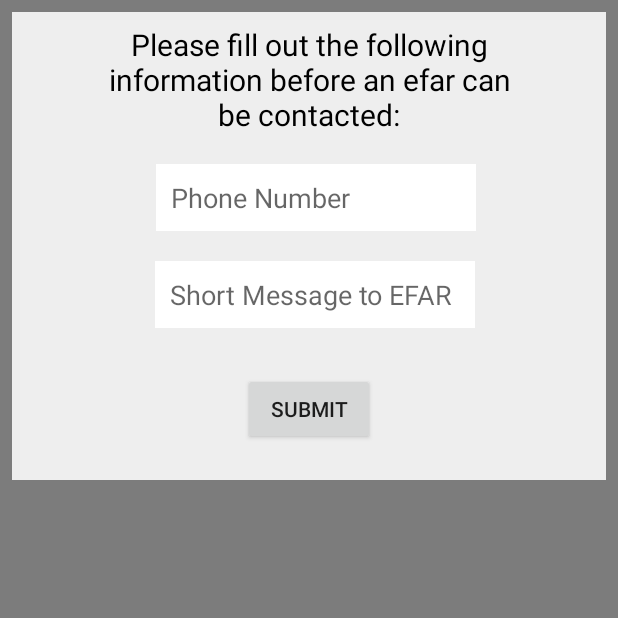
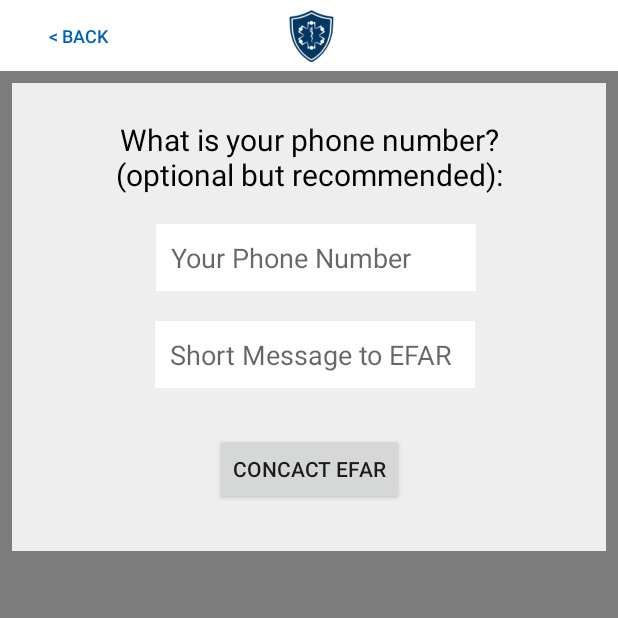
Before and after one commit to Mackatttack123/efar, an Android app: the PatientInfoActivity screen opened directly, with no data from a screen before it, on a phone screen of 412 x 824 dp, the top half of it. Run offline under Robolectric (Android 15) with nearby library versions, the phone set to English and light mode, and no system bars; our stand-ins replace Firebase (no records; nobody signed in at launch, a user with empty details on screens opened directly).

Commit message:
updated patient info screen

```diff
--- a/app/src/main/java/com/southafricaproject/efar/EFARMainTabAll.java
+++ b/app/src/main/java/com/southafricaproject/efar/EFARMainTabAll.java
@@ -279,6 +279,36 @@ public class EFARMainTabAll extends Fragment{
             }
         }, 30 * 1000 );
 
+        /*if (savedInstanceState == null) {
+            Bundle extras = getActivity().getIntent().getExtras();
+            if(extras == null)
+            {
+                //Cry about not being clicked on
+            }
+            //notification sent them here
+            else if (extras.getBoolean("NotiClick"))
+            {
+                String notificationMessage = extras.getString("NotiMesssage");
+                Log.wtf("NOTIFICATION MESSAGE", notificationMessage);
+                for(int i = 0; i < emergenecyArray.size(); i++){
+                    Emergency emergency = emergenecyArray.get(i);
+                    Log.wtf("E MESSAGE", emergency.getInfo().toString());
+                    if(notificationMessage.equals(emergency.getInfo().toString())){
+                        launchEmergencyInfoScreen(emergency.getCreationDate(),
+                                emergency.getLatitude().toString(),
+                                emergency.getLongitude().toString(),
+                                emergency.getAddress(),
+                                emergency.getPhone(),
+                                emergency.getInfo(),
+                                emergency.getRespondingEfar(),
+                                emergency.getKey(),
+                                emergency.getState());
+                    }
+                }
+            }
+
+        }*/
+
         return rootView;
     }
 
--- a/app/src/main/java/com/southafricaproject/efar/MyFirebaseMessagingService.java
+++ b/app/src/main/java/com/southafricaproject/efar/MyFirebaseMessagingService.java
@@ -42,7 +42,9 @@ public class MyFirebaseMessagingService extends FirebaseMessagingService {
             // message, here is where that should be initiated.
             Log.d(TAG, "From: " + remoteMessage.getFrom());
             Log.d(TAG, "Notification Message Body: " + remoteMessage.getData().get("body"));
-            Intent intent = new Intent(this, PatientMainActivity.class);
+            Intent intent = new Intent(this, EFARMainActivityTabbed.class);
+            //intent.putExtra("NotiClick",true);
+            //intent.putExtra("NotiMesssage",remoteMessage.getData().get("body").replace("Patient Message: ", ""));
             intent.setFlags(Intent.FLAG_ACTIVITY_CLEAR_TOP);
             PendingIntent pendingIntent = PendingIntent.getActivity(this, 0, intent, PendingIntent.FLAG_ONE_SHOT);
             NotificationCompat.Builder notificationBuilder = new NotificationCompat.Builder(this);
--- a/app/src/main/java/com/southafricaproject/efar/PatientInfoActivity.java
+++ b/app/src/main/java/com/southafricaproject/efar/PatientInfoActivity.java
@@ -1,6 +1,7 @@
 package com.southafricaproject.efar;
 
 import android.app.AlertDialog;
+import android.content.Intent;
 import android.os.Bundle;
 import android.app.Activity;
 import android.content.Context;
@@ -73,6 +74,17 @@ public class PatientInfoActivity extends AppCompatActivity {
         if(!gps.canGetLocation()){
             gps.showSettingsAlert();
         }
+
+        //button to get back to patient screen
+        Button backButton = (Button) findViewById(R.id.info_back_button);
+
+        backButton.setOnClickListener(new View.OnClickListener() {
+            @Override
+            public void onClick(View view) {
+                launchPatientScreen();
+                finish();
+            }
+        });
 
         //TextView userInfoScreenUpdate = (TextView) findViewById(R.id.user_update_info_screen);
         //userInfoScreenUpdate.setText("An EFAR will be contacted once you fill in this information:");
@@ -159,4 +171,11 @@ public class PatientInfoActivity extends AppCompatActivity {
         super.onPause();
         overridePendingTransition(0, 0);
     }
+
+    // Starts up launchEfarScreen screen
+    private void launchPatientScreen() {
+        Intent toPatientScreen = new Intent(this, PatientMainActivity.class);
+        startActivity(toPatientScreen);
+        finish();
+    }
 }
--- a/app/src/main/res/layout/activity_efarmain_tabbed.xml
+++ b/app/src/main/res/layout/activity_efarmain_tabbed.xml
@@ -9,11 +9,8 @@
                                                  tools:context="com.southafricaproject.efar.EFARMainActivityTabbed">
 
     <android.support.constraint.ConstraintLayout
-        android:layout_width="match_parent"
+        android:layout_width="0dp"
         android:layout_height="wrap_content"
-        android:layout_marginLeft="0dp"
-        android:layout_marginRight="0dp"
-        android:layout_marginTop="0dp"
         android:background="#d3dee7"
         app:layout_constraintLeft_toLeftOf="parent"
         app:layout_constraintRight_toRightOf="parent"
@@ -79,14 +76,10 @@
         android:id="@+id/container"
         android:layout_width="0dp"
         android:layout_height="0dp"
-        android:layout_marginBottom="0dp"
-        android:layout_marginLeft="0dp"
         app:layout_behavior="@string/appbar_scrolling_view_behavior"
         app:layout_constraintBottom_toTopOf="@+id/appbar"
         app:layout_constraintLeft_toLeftOf="parent"
-        android:layout_marginTop="0dp"
         app:layout_constraintTop_toBottomOf="@+id/constraintLayout"
-        android:layout_marginRight="0dp"
         app:layout_constraintRight_toRightOf="parent"
         app:layout_constraintHorizontal_bias="0.0"
         app:layout_constraintVertical_bias="0.0"/>
@@ -97,12 +90,10 @@
         android:layout_height="wrap_content"
         android:background="#ffffff"
         android:backgroundTint="#ffffff"
-        android:layout_marginLeft="0dp"
         app:layout_constraintLeft_toLeftOf="parent"
-        android:layout_marginRight="0dp"
         app:layout_constraintRight_toRightOf="parent"
         app:layout_constraintBottom_toBottomOf="parent"
-        android:layout_marginBottom="0dp">
+        >
 
         <android.support.design.widget.TabLayout
             android:id="@+id/tabs"
--- a/app/src/main/res/layout/activity_patient_info.xml
+++ b/app/src/main/res/layout/activity_patient_info.xml
@@ -7,76 +7,114 @@
     android:layout_width="match_parent"
     android:layout_height="match_parent">
 
+    <ImageView
+        android:id="@+id/imageView13"
+        android:layout_width="0dp"
+        android:layout_height="47dp"
+        android:background="#ffffff"
+        app:layout_constraintHorizontal_bias="0.6"
+        app:layout_constraintLeft_toLeftOf="parent"
+        app:layout_constraintRight_toRightOf="parent"
+        app:layout_constraintTop_toTopOf="parent"/>
+
+    <ImageView
+        android:id="@+id/imageView14"
+        android:layout_width="45dp"
+        android:layout_height="39dp"
+        android:layout_marginLeft="8dp"
+        android:layout_marginRight="8dp"
+        android:layout_marginTop="4dp"
+        app:layout_constraintHorizontal_bias="0.501"
+        app:layout_constraintLeft_toLeftOf="parent"
+        app:layout_constraintRight_toRightOf="parent"
+        app:layout_constraintTop_toTopOf="parent"
+        app:srcCompat="@drawable/efar_logo_white"
+        android:layout_marginStart="8dp"
+        android:layout_marginEnd="8dp"/>
+
+    <Button
+        android:id="@+id/info_back_button"
+        style="@style/Widget.AppCompat.Button.Borderless"
+        android:layout_width="wrap_content"
+        android:layout_height="wrap_content"
+        android:layout_marginLeft="8dp"
+        android:layout_marginStart="8dp"
+        android:text="@string/back_button"
+        android:textColor="#0060ba"
+        android:textSize="12dp"
+        app:layout_constraintLeft_toLeftOf="parent"
+        app:layout_constraintTop_toTopOf="parent"/>
 
     <ImageView
         android:id="@+id/imageView10"
-        android:layout_width="0sp"
-        android:layout_height="312sp"
-        android:layout_marginLeft="8sp"
-        android:layout_marginRight="8sp"
-        android:layout_marginTop="8sp"
+        android:layout_width="0dp"
+        android:layout_height="312dp"
+        android:layout_marginLeft="8dp"
+        android:layout_marginRight="8dp"
+        android:layout_marginTop="8dp"
         android:background="#eeeeee"
         app:layout_constraintLeft_toLeftOf="parent"
         app:layout_constraintRight_toRightOf="parent"
-        app:layout_constraintTop_toTopOf="parent"
-        android:layout_marginStart="8sp"
-        android:layout_marginEnd="8sp"/>
+        android:layout_marginStart="8dp"
+        android:layout_marginEnd="8dp"
+        app:layout_constraintHorizontal_bias="0.0"
+        app:layout_constraintTop_toBottomOf="@+id/imageView13"/>
 
     <TextView
         android:id="@+id/user_update_info_screen"
-        android:layout_width="294sp"
+        android:layout_width="294dp"
         android:layout_height="wrap_content"
         android:layout_centerHorizontal="true"
-        android:layout_marginLeft="20sp"
-        android:layout_marginRight="20sp"
-        android:layout_marginTop="16sp"
-        android:text="Please fill out the following information before an efar can be contacted:"
+        android:layout_marginLeft="20dp"
+        android:layout_marginRight="20dp"
+        android:layout_marginTop="24dp"
+        android:text="What is your phone number? (optional but recommended):"
         android:textAlignment="center"
         android:textColor="#000000"
-        android:textSize="20sp"
+        android:textSize="20dp"
         app:layout_constraintLeft_toLeftOf="parent"
         app:layout_constraintRight_toRightOf="parent"
-        app:layout_constraintTop_toTopOf="parent"
-        android:layout_marginStart="20sp"
-        android:layout_marginEnd="20sp"/>
+        app:layout_constraintTop_toTopOf="@+id/imageView10"
+        android:layout_marginStart="20dp"
+        android:layout_marginEnd="20dp"/>
 
 
     <EditText
+        android:id="@+id/patient_phone_number"
         android:layout_width="wrap_content"
         android:layout_height="wrap_content"
+        android:layout_centerHorizontal="true"
+        android:layout_marginEnd="8dp"
+        android:layout_marginLeft="8dp"
+        android:layout_marginRight="8dp"
+        android:layout_marginStart="16dp"
+        android:layout_marginTop="19dp"
+        android:background="#FFFFFF"
+        android:ems="10"
+        android:hint="Your Phone Number"
         android:inputType="phone"
-    android:ems="10"
-    android:id="@+id/patient_phone_number"
-    android:hint="@string/Phone_Number"
-    android:layout_centerHorizontal="true"
-    android:background="#FFFFFF"
-    android:padding="10sp"
         android:maxLength="14"
-    android:layout_marginLeft="8sp"
+        android:padding="10dp"
+        app:layout_constraintHorizontal_bias="0.503"
         app:layout_constraintLeft_toLeftOf="parent"
-    android:layout_marginTop="19sp"
-    app:layout_constraintTop_toBottomOf="@+id/user_update_info_screen"
-    android:layout_marginRight="8sp"
         app:layout_constraintRight_toRightOf="parent"
-    android:layout_marginStart="16sp"
-    android:layout_marginEnd="8sp"
-    app:layout_constraintHorizontal_bias="0.504"/>
+        app:layout_constraintTop_toBottomOf="@+id/user_update_info_screen"/>
 
     <EditText
         android:id="@+id/patient_other_info"
         android:layout_width="wrap_content"
         android:layout_height="wrap_content"
         android:layout_centerHorizontal="true"
-        android:layout_marginEnd="8sp"
-        android:layout_marginLeft="8sp"
-        android:layout_marginRight="8sp"
-        android:layout_marginStart="16sp"
-        android:layout_marginTop="20sp"
+        android:layout_marginEnd="8dp"
+        android:layout_marginLeft="8dp"
+        android:layout_marginRight="8dp"
+        android:layout_marginStart="16dp"
+        android:layout_marginTop="20dp"
         android:background="#FFFFFF"
         android:ems="10"
         android:hint="Short Message to EFAR"
         android:maxLength="140"
-        android:padding="10sp"
+        android:padding="10dp"
         android:singleLine="true"
         app:layout_constraintHorizontal_bias="0.5"
         app:layout_constraintLeft_toLeftOf="parent"
@@ -84,19 +122,19 @@
         app:layout_constraintTop_toBottomOf="@+id/patient_phone_number"/>
 
     <Button
-        android:text="@string/submit_login_button"
+        android:id="@+id/patient_info_sumbmit_button"
         android:layout_width="wrap_content"
         android:layout_height="wrap_content"
-        android:id="@+id/patient_info_sumbmit_button"
         android:layout_below="@+id/patient_other_info"
         android:layout_centerHorizontal="true"
-        android:layout_marginRight="8sp"
+        android:layout_marginEnd="8dp"
+        android:layout_marginLeft="8dp"
+        android:layout_marginRight="8dp"
+        android:layout_marginStart="8dp"
+        android:layout_marginTop="30dp"
+        android:text="Concact EFAR"
+        app:layout_constraintLeft_toLeftOf="parent"
         app:layout_constraintRight_toRightOf="parent"
-        android:layout_marginLeft="8sp"
-        app:layout_constraintLeft_toLeftOf="parent"
-        android:layout_marginStart="8sp"
-        android:layout_marginEnd="8sp"
-        android:layout_marginTop="30sp"
         app:layout_constraintTop_toBottomOf="@+id/patient_other_info"/>
 
 
```
Lines whose indentation alone changed are shown as unchanged.
